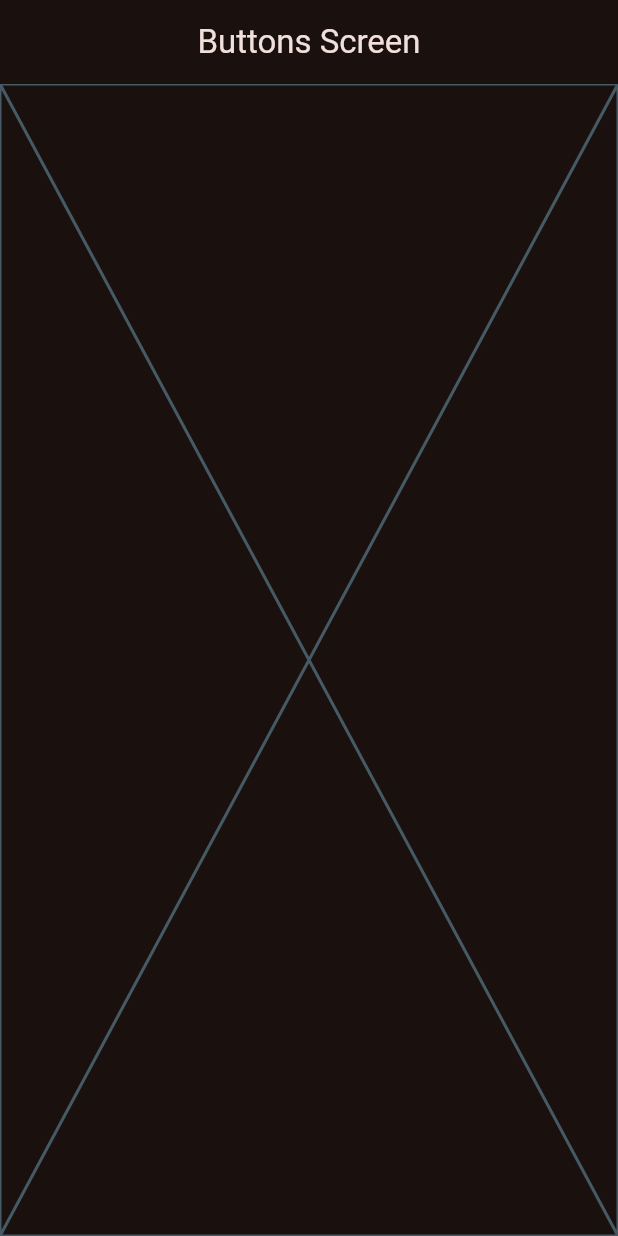
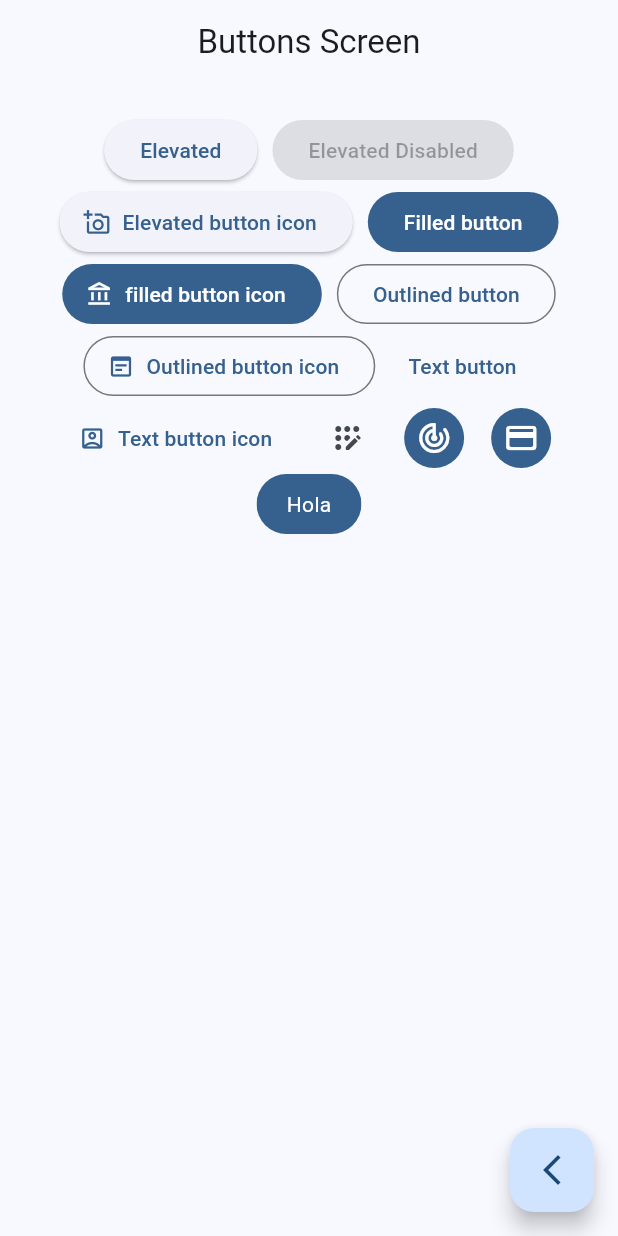
Before and after one commit to David-C-G-G/eSUN-Repositorios, a Flutter app: the ButtonsScreen screen opened by its route, on a phone screen of 412 x 824 dp. Run offline on Flutter 3.47's test engine with Material 3 defaults, Android fonts, the light colour scheme and no system bars; our stand-ins replace go_router.

Commit message:
creacion de botones

```diff
--- a/lib/config/router/app_router.dart
+++ b/lib/config/router/app_router.dart
@@ -12,7 +12,8 @@ final appRouter = GoRouter(routes:[
   ),
 
   GoRoute(
-    path: ButtonsScreen.name,
+    name: ButtonsScreen.name,
+    path: '/buttons',
     builder: (context, state) => const ButtonsScreen(),
   ),
 
--- a/lib/main.dart
+++ b/lib/main.dart
@@ -12,7 +12,7 @@ class MainApp extends StatelessWidget {
   Widget build(BuildContext context) {
     return MaterialApp.router(
       debugShowCheckedModeBanner: false,
-      theme: AppTheme(selectedColor: 3, isDarkmode: true).getTheme(),
+      theme: AppTheme(selectedColor: 0, isDarkmode: false).getTheme(),
       routerConfig: appRouter,
     );
   }
--- a/lib/presentacion/screens/test-pantallas/buttons_screen.dart
+++ b/lib/presentacion/screens/test-pantallas/buttons_screen.dart
@@ -1,4 +1,6 @@
+import 'package:esun/presentacion/widgets.dart';
 import 'package:flutter/material.dart';
+import 'package:go_router/go_router.dart';
 
 class ButtonsScreen extends StatelessWidget {
 
@@ -13,7 +15,97 @@ class ButtonsScreen extends StatelessWidget {
       appBar: AppBar(
         title: const Text('Buttons Screen'),
       ),
-      body: const Placeholder(),
+      body: const _ButtonsView(),
+      floatingActionButton: FloatingActionButton(
+        child: const Icon(Icons.arrow_back_ios_new_outlined),
+        onPressed: () => context.pop()
+      ),
     );
   }
 }
+
+class _ButtonsView extends StatelessWidget {
+  const _ButtonsView();
+
+  @override
+  Widget build(BuildContext context) {
+
+
+    final colors = Theme.of(context).colorScheme;
+
+    return SizedBox(
+      width: double.infinity, //usamos esta propiedad de sizedbox para poder alinear los botones al centro
+      child: Padding(
+        padding: const EdgeInsets.symmetric(horizontal: 10, vertical: 20),
+        child: Wrap(
+          alignment: WrapAlignment.center,
+          spacing: 10,
+          children: [
+
+            ElevatedButton(
+              onPressed: (){},
+              child: const Text('Elevated')
+            ),
+
+            const ElevatedButton(
+              onPressed: null,
+              child: Text('Elevated Disabled')
+            ),
+
+            ElevatedButton.icon(
+              onPressed: (){},
+              icon: const Icon(Icons.add_a_photo_outlined),
+              label: const Text('Elevated button icon'),
+            ),
+
+            FilledButton(
+              onPressed: (){},
+              child: const Text('Filled button')
+            ),
+
+            FilledButton.icon(
+              onPressed: (){},
+              icon: const Icon(Icons.account_balance_outlined),
+              label: const Text('filled button icon'),
+            ),
+
+            OutlinedButton(
+              onPressed: (){},
+              child: const Text('Outlined button')
+            ),
+
+            OutlinedButton.icon(
+              onPressed: (){},
+              label: const Text('Outlined button icon'),
+              icon: const Icon(Icons.wysiwyg_outlined),
+            ),
+
+            TextButton(onPressed: (){}, child: const Text('Text button')),
+
+            TextButton.icon(
+              onPressed: (){},
+              label: const Text('Text button icon'),
+              icon: const Icon(Icons.account_box_outlined),
+            ),
+
+            IconButton(onPressed: (){}, icon: const Icon(Icons.app_registration_rounded)),
+
+            IconButton.filled(onPressed: () {}, icon: const Icon(Icons.track_changes_rounded), ),
+
+            IconButton.filled(
+              onPressed: () {},
+              icon: const Icon(Icons.credit_card_rounded),
+              style: ButtonStyle(
+                backgroundColor: WidgetStatePropertyAll(colors.primary),
+              ),
+            ),
+
+            const CustomButton(texto: 'Hola'),
+
+
+          ],
+        ),
+      ),
+    );
+  }
+}
--- /dev/null
+++ b/lib/presentacion/widgets.dart
@@ -0,0 +1,3 @@
+
+
+export 'package:esun/presentacion/widgets/custom_button.dart';
--- /dev/null
+++ b/lib/presentacion/widgets/custom_button.dart
@@ -0,0 +1,35 @@
+import 'package:flutter/material.dart';
+
+class CustomButton extends StatelessWidget {
+
+  final String texto;
+
+  const CustomButton({
+    required this.texto,
+    super.key
+   });
+
+  @override
+  Widget build(BuildContext context) {
+
+    final colors = Theme.of(context).colorScheme;
+
+    return ClipRRect(
+      borderRadius: BorderRadius.circular(20),
+      child: Material(
+        color: colors.primary,
+        child: InkWell(
+          splashColor: Colors.amber.shade800,
+          // focusColor: Colors.amber.shade800,
+          // highlightColor: Colors.purpleAccent,
+          // hoverColor: Colors.amberAccent,
+          onTap: (){},
+          child: Padding(
+            padding: const EdgeInsets.symmetric(horizontal: 20, vertical: 10),
+            child: Text(texto, style: TextStyle(color: Colors.white),),
+          ),
+        ),
+      ),
+    );
+  }
+}
```
